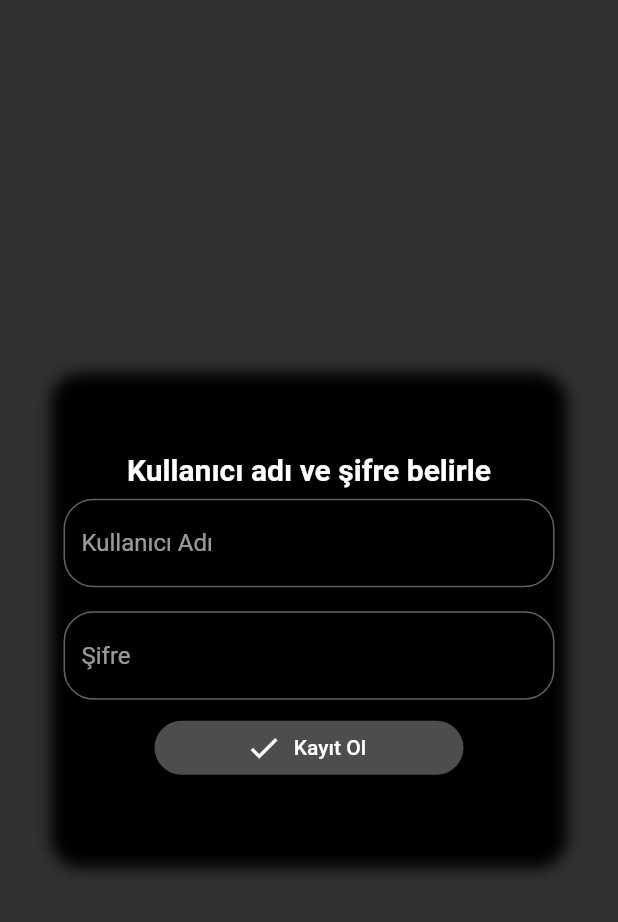
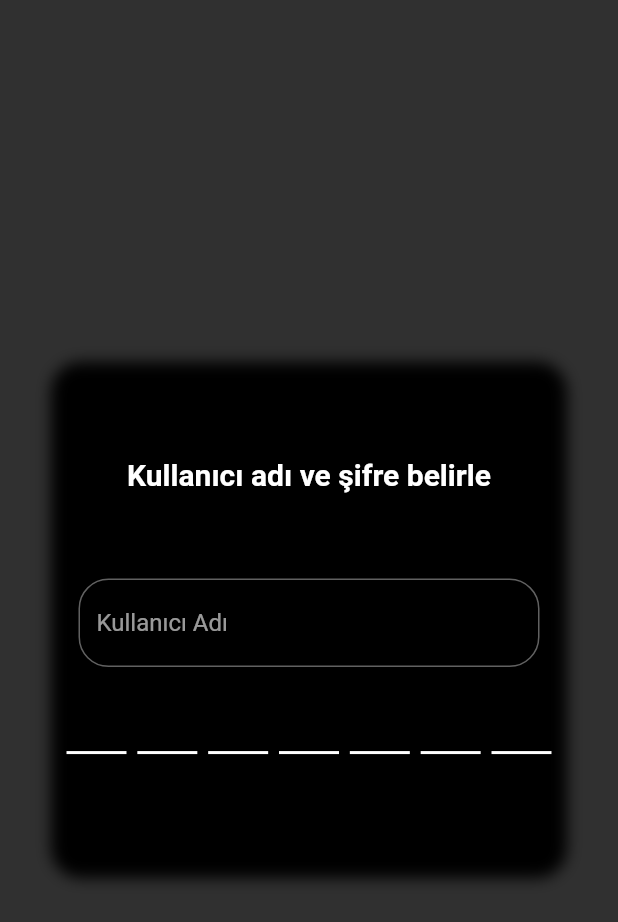
Before and after one commit to fidanci/password-manager, a Flutter app: the screen it shows after launch, on a phone screen of 412 x 824 dp. Shown: the top 922 px of the screen. Run offline on Flutter 3.47's test engine with Material 2 defaults, Android fonts, the phone set to English and light mode, and no system bars; drawn by our look-alikes of pin_code_fields; our stand-ins replace flutter_secure_storage, sqflite; accounts and stored records are empty.

Commit message:
giriş ve şifre oluşturma ekranlarında pin kısmı değiştirildi

```diff
--- a/lib/core/routes/router.dart
+++ b/lib/core/routes/router.dart
@@ -12,7 +12,7 @@ class Routers {
   static Route<dynamic> generateRoute(RouteSettings settings) {
     switch (settings.name) {
       case LOGIN_ROUTER:
-        return MaterialPageRoute(builder: (_) => LoginPasswordScreen());
+        return MaterialPageRoute(builder: (_) => LoginScreen());
       case SET_FIRST_PASSWORD:
         return MaterialPageRoute(builder: (_) => SetFirstPassword());
       case HOME_SCREEN:
--- a/lib/view/add_password/add_password.dart
+++ b/lib/view/add_password/add_password.dart
@@ -26,7 +26,9 @@ class AddPassword extends StatelessWidget {
     return EditScreenBodyWidget(
       height: size.height / 2.4,
       width: size.width / 1.1,
-      body: Column(
+      body: Form(
+        key: viewModel.formKey,
+        child: Column(
           children: [
             Spacer(),
             titleText,
@@ -36,6 +38,7 @@ class AddPassword extends StatelessWidget {
             elevatedSaveButton(viewModel, context),
             Spacer(),
           ],
+        ),
       ),
     );
   }
--- /dev/null
+++ b/lib/view/components/pin_code_widget.dart
@@ -0,0 +1,29 @@
+import 'package:flutter/material.dart';
+import 'package:pin_code_fields/pin_code_fields.dart';
+
+// ignore: must_be_immutable
+class PinCodeWidget extends StatelessWidget {
+  late String? pinChanged;
+  final Function(String)? onCompleted;
+  PinCodeWidget({
+    Key? key,
+    required this.pinChanged,
+    required this.onCompleted,
+  }) : super(key: key);
+
+  @override
+  Widget build(BuildContext context) {
+    return PinCodeTextField(
+      appContext: context,
+      length: 7,
+      obscureText: true,
+      showCursor: false,
+      keyboardType: TextInputType.number,
+      pinTheme: PinTheme(inactiveColor: Colors.white),
+      onChanged: (String value) {
+        this.pinChanged = value;
+      },
+      onCompleted: onCompleted,
+    );
+  }
+}
--- a/lib/view/login_screen/login_view_model.dart
+++ b/lib/view/login_screen/login_view_model.dart
@@ -11,7 +11,7 @@ class LoginViewModel extends ChangeNotifier {
 
   StorageService get service => _service;
 
-  void buttonOnPress(
+  void complatePassword(
       {required BuildContext context, required StorageService service}) {
     if (!formKey.currentState!.validate()) {
       debugPrint("boş amk");
--- a/lib/view/set_first_password/set_first_password.dart
+++ b/lib/view/set_first_password/set_first_password.dart
@@ -1,38 +1,42 @@
 import 'package:flutter/material.dart';
 import 'package:password_manager/view/components/edit_view_body_widget.dart';
-import 'package:password_manager/view/components/elevated_button_widget.dart';
+import 'package:password_manager/view/components/pin_code_widget.dart';
 import 'package:password_manager/view/components/text_field_widget.dart';
 import 'package:password_manager/view/set_first_password/set_password_view_model.dart';
 import 'package:provider/provider.dart';
 
 class SetFirstPassword extends StatelessWidget {
-  SetFirstPassword({Key? key}) : super(key: key);
+  const SetFirstPassword({Key? key}) : super(key: key);
+
   @override
   Widget build(BuildContext context) {
     var viewModel = Provider.of<SetPasswordViewmodel>(context);
     var size = MediaQuery.of(context).size;
-
     return Scaffold(
-      body: bodyWidget(size, viewModel, context),
-    );
-  }
-
-  EditScreenBodyWidget bodyWidget(
-      Size size, SetPasswordViewmodel viewModel, BuildContext context) {
-    return EditScreenBodyWidget(
-      height: size.height / 2.5,
+      body: EditScreenBodyWidget(
+        height: size.height / 2.4,
         width: size.width / 1.2,
         body: Form(
           key: viewModel.formKey,
+          child: Padding(
+            padding: const EdgeInsets.all(10.0),
             child: Column(
               crossAxisAlignment: CrossAxisAlignment.center,
               mainAxisAlignment: MainAxisAlignment.center,
               children: [
                 titleText,
+                SizedBox(height: size.height * .06),
                 usernameTextField(viewModel),
-            passwordTextField(viewModel),
-            signUpButton(viewModel, context),
+                PinCodeWidget(
+                  pinChanged: viewModel.password,
+                  onCompleted: (v) {
+                    viewModel.buttonOnPress(
+                        context: context, service: viewModel.service);
+                  },
+                ),
               ],
+            ),
+          ),
         ),
       ),
     );
@@ -49,28 +53,9 @@ class SetFirstPassword extends StatelessWidget {
   TextFieldWidget usernameTextField(SetPasswordViewmodel viewModel) =>
       TextFieldWidget(
         onChanged: (String value) {
-          viewModel.setUsername = value;
+          viewModel.username = value;
         },
         hintText: "Kullanıcı Adı",
         obscureText: false,
       );
-
-  TextFieldWidget passwordTextField(SetPasswordViewmodel viewModel) =>
-      TextFieldWidget(
-        onChanged: (String value) {
-          viewModel.setPassword = value;
-        },
-        hintText: "Şifre",
-        obscureText: true,
-        keyboardType: TextInputType.number,
-      );
-
-  ElevatedButtonWidget signUpButton(
-          SetPasswordViewmodel viewModel, BuildContext context) =>
-      ElevatedButtonWidget(
-        icon: Icon(Icons.check),
-        text: "Kayıt Ol",
-        onPressed: () => viewModel.buttonOnPress(
-            context: context, service: viewModel.service),
-      );
 }
--- a/lib/view/set_first_password/set_password_view_model.dart
+++ b/lib/view/set_first_password/set_password_view_model.dart
@@ -6,15 +6,10 @@ import 'package:password_manager/core/service/storage_service.dart';
 class SetPasswordViewmodel extends ChangeNotifier {
   StorageService _service = StorageService.instance;
   final formKey = GlobalKey<FormState>();
-  String? _username;
-  String? _password;
+  String? username;
+  String? password;
 
-  String? get getUsername => _username;
-  String? get getPassword => _password;
   StorageService get service => _service;
-
-  set setUsername(String? username) => this._username = username;
-  set setPassword(String? password) => this._password = password;
 
   void buttonOnPress(
       {required BuildContext context, required StorageService service}) {
@@ -23,9 +18,8 @@ class SetPasswordViewmodel extends ChangeNotifier {
     } else {
       try {
         service.setValue(
-            type: SharedPreferencesEnum.USER_NAME, value: _username);
-        service.setValue(
-            type: SharedPreferencesEnum.PASSWORD, value: _password);
+            type: SharedPreferencesEnum.USER_NAME, value: username);
+        service.setValue(type: SharedPreferencesEnum.PASSWORD, value: password);
         service.setValue(
             type: SharedPreferencesEnum.FIRS_INITIALIZE,
             value: true.toString());
--- a/pubspec.yaml
+++ b/pubspec.yaml
@@ -16,6 +16,7 @@ dependencies:
   provider: ^5.0.0
   sqflite: ^2.0.0+3
   url_launcher:
+  pin_code_fields: ^7.2.0
 
 dev_dependencies:
   flutter_test:
```
Also changed, not shown: lib/view/login_screen/login_screen.dart (+25 -46 lines), lib/view/splash_screen/splash_screen.dart (+13 -2 lines), pubspec.lock. Lines whose indentation alone changed are shown as unchanged.
